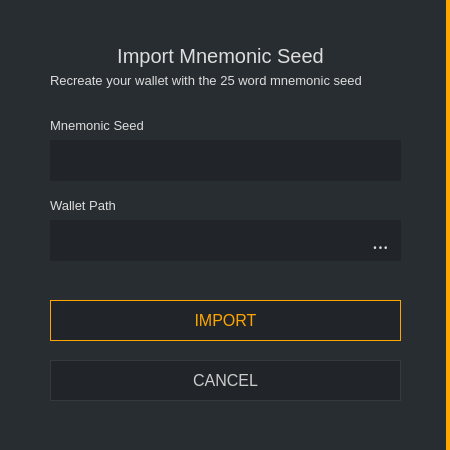
ConcealNetwork/conceal-desktop, file src/gui/ui/importseed.ui: the form before one commit.
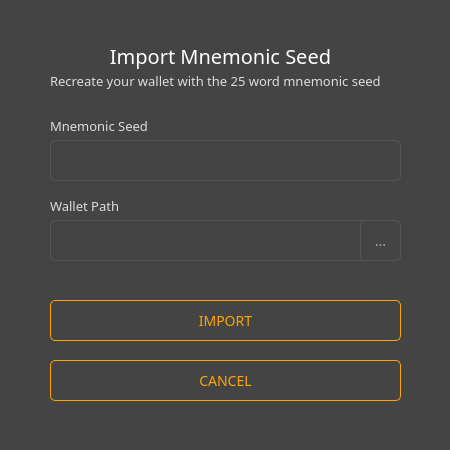
The form after the commit.

What changed in the file:
```diff
--- a/src/gui/ui/importseed.ui
+++ b/src/gui/ui/importseed.ui
@@ -14,7 +14,7 @@
    <string>Import :: Mnemonic Seed</string>
   </property>
   <property name="styleSheet">
-   <string notr="true">background-color: #212529; color: #ddd; border: 0px;</string>
+   <string notr="true">background-color: #444; color: #ddd; border: 0px; font-family: Raleway;</string>
   </property>
   <widget class="QGroupBox" name="groupBox">
    <property name="geometry">
@@ -26,7 +26,7 @@
     </rect>
    </property>
    <property name="styleSheet">
-    <string notr="true">background-color: #282d31; border-right: 4px solid orange;</string>
+    <string notr="true"/>
    </property>
    <property name="title">
     <string/>
@@ -42,6 +42,7 @@
     </property>
     <property name="font">
      <font>
+      <family>Raleway</family>
       <pointsize>-1</pointsize>
      </font>
     </property>
@@ -63,11 +64,12 @@
     </property>
     <property name="font">
      <font>
+      <family>Raleway</family>
       <pointsize>-1</pointsize>
      </font>
     </property>
     <property name="styleSheet">
-     <string notr="true">color: #ddd;
+     <string notr="true">color: #fff;
 border-right: 0px;
 font-size: 20px;</string>
     </property>
@@ -89,6 +91,7 @@
     </property>
     <property name="font">
      <font>
+      <family>Raleway</family>
       <pointsize>-1</pointsize>
      </font>
     </property>
@@ -117,14 +120,14 @@
     <property name="font">
      <font>
       <family>Raleway</family>
-      <pointsize>9</pointsize>
+      <pointsize>-1</pointsize>
      </font>
     </property>
     <property name="styleSheet">
-     <string notr="true">background-color: #212529;
-border-right: 0px;
-color: #e5e5e5;
-padding: 5px;</string>
+     <string notr="true">padding: 3px; border: 1px solid #555; border-radius: 5px; font-family: 'Raleway'; font-size: 14px; color: #aaa;</string>
+    </property>
+    <property name="text">
+     <string/>
     </property>
    </widget>
    <widget class="QLabel" name="label_2">
@@ -138,6 +141,7 @@
     </property>
     <property name="font">
      <font>
+      <family>Raleway</family>
       <pointsize>-1</pointsize>
      </font>
     </property>
@@ -166,15 +170,14 @@
     <property name="font">
      <font>
       <family>Raleway</family>
-      <pointsize>9</pointsize>
+      <pointsize>-1</pointsize>
      </font>
     </property>
     <property name="styleSheet">
-     <string notr="true">background-color: #212529;
-border-right: 0px;
-color: #e5e5e5;
-padding: 5px;
-</string>
+     <string notr="true">padding: 3px; border: 1px solid #555; border-radius: 5px; font-family: 'Raleway'; font-size: 14px; color: #aaa;</string>
+    </property>
+    <property name="text">
+     <string/>
     </property>
    </widget>
    <widget class="QPushButton" name="m_okButton">
@@ -194,13 +197,12 @@
     </property>
     <property name="font">
      <font>
+      <family>Raleway</family>
       <pointsize>-1</pointsize>
      </font>
     </property>
     <property name="styleSheet">
-     <string notr="true">QPushButton#m_okButton {color: orange; background-color: #212529; border: 1px solid orange; font-size: 16px;}
-
-QPushButton#m_okButton:hover {color: orange; background-color: #212529; border: 2px solid orange; font-size: 16px;}</string>
+     <string notr="true">color: orange; border: 1px solid orange; font-size: 14px; border-radius: 5px;</string>
     </property>
     <property name="text">
      <string>IMPORT</string>
@@ -223,13 +225,12 @@
     </property>
     <property name="font">
      <font>
+      <family>Raleway</family>
       <pointsize>-1</pointsize>
      </font>
     </property>
     <property name="styleSheet">
-     <string notr="true">QPushButton#m_cancelButton {color: #ccc; border: 1px solid #343a40; font-size: 16px; background-color: #212529;}
-
-QPushButton#m_cancelButton:hover {color: #ddd; border: 2px solid #444; font-size: 16px; background-color: #212529;}</string>
+     <string notr="true">color: orange; border: 1px solid orange; font-size: 14px; border-radius: 5px;</string>
     </property>
     <property name="text">
      <string>CANCEL</string>
@@ -247,15 +248,11 @@
     <property name="font">
      <font>
       <family>Raleway</family>
-      <pointsize>15</pointsize>
+      <pointsize>-1</pointsize>
      </font>
     </property>
     <property name="styleSheet">
-     <string notr="true">background-color: #212529;
-border-right: 0px;
-color: #ddd;
-padding: 5px;
-</string>
+     <string notr="true">padding: 3px; border: 1px solid #555; border-radius: 5px; font-family: 'Raleway'; font-size: 14px; color: #aaa;</string>
     </property>
     <property name="text">
      <string>...</string>
```
